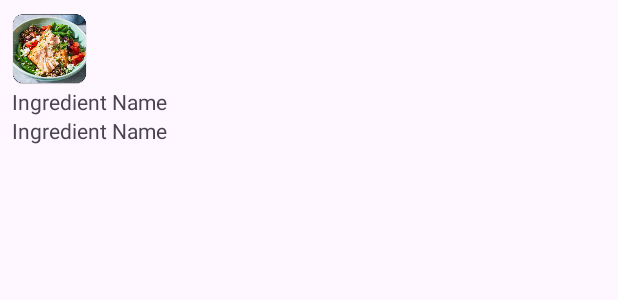
After one commit to blackChan1234/FYP2, an Android app: the layout item_nearby_restaurant.xml on its own in the app's theme, with its tools: preview values and no code run, on a phone screen of 412 x 824 dp. The commit adds this screen. Shown: the top 300 px of the screen. Run offline under Robolectric (Android 15) with nearby library versions, the phone set to English and light mode, and no system bars.

Commit message:
NearbyRestaurantAdapter

```diff
--- /dev/null
+++ b/app/src/main/res/layout/item_nearby_restaurant.xml
@@ -0,0 +1,28 @@
+<!-- item_ingredient.xml -->
+<LinearLayout
+    xmlns:android="http://schemas.android.com/apk/res/android"
+    android:layout_width="wrap_content"
+    android:layout_height="wrap_content"
+    android:orientation="vertical"
+    android:padding="8dp">
+
+    <ImageView
+        android:id="@+id/imageView"
+        android:layout_width="50dp"
+        android:layout_height="50dp"
+        android:src="@drawable/food_pic1" /> <!-- Replace with actual drawable -->
+
+    <TextView
+        android:id="@+id/textViewName"
+        android:layout_width="wrap_content"
+        android:layout_height="wrap_content"
+        android:text="Ingredient Name"
+        android:textSize="14sp"/>
+    <TextView
+        android:id="@+id/textViewAddress"
+        android:layout_width="wrap_content"
+        android:layout_height="wrap_content"
+        android:text="Ingredient Name"
+        android:textSize="14sp"/>
+
+</LinearLayout>
```
Also changed, not shown: app/src/main/java/com/example/fyp/NearbyRestaurantsFragment.java (+29 -9 lines), app/src/main/java/com/example/fyp/adapters/NearbyRestaurantAdapter.java (added, +75 -0 lines), app/src/main/res/layout/test1.xml (+30 -2 lines), 1 other file.
